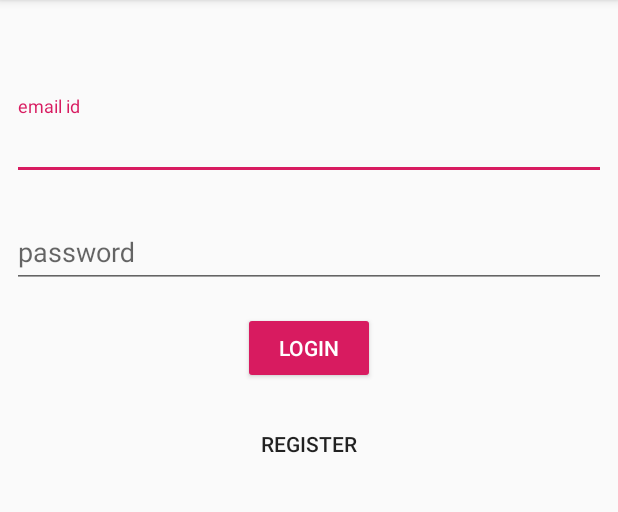
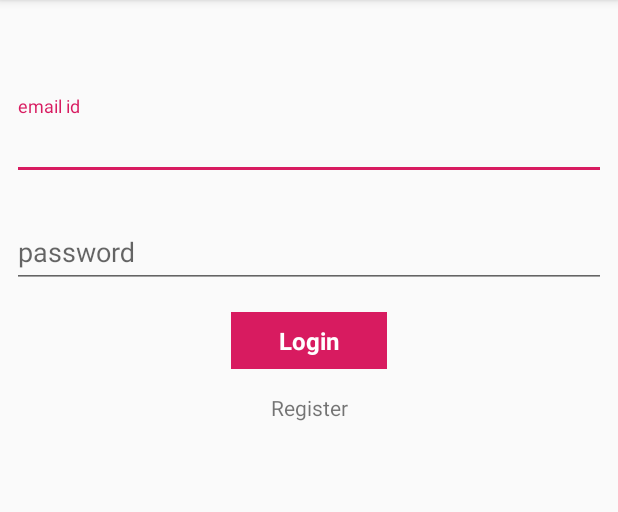
Before and after one commit to ajeshsoman2000/weather-forecast, an Android app: the screen it shows after launch (MainActivity), on a phone screen of 412 x 824 dp, the part 84-596 px from its top. Run offline under Robolectric (Android 15) with nearby library versions, the phone set to English and light mode, and no system bars; our stand-ins replace Room's generated code, data binding.

```diff
--- a/app/src/main/java/com/example/weatherforecast/view/ForecastListFragment.kt
+++ b/app/src/main/java/com/example/weatherforecast/view/ForecastListFragment.kt
@@ -23,9 +23,7 @@ import com.example.weatherforecast.utils.isNetworkConnectionAvailable
 import com.example.weatherforecast.view.adapters.WeatherForecastRecyclerViewAdapter
 import com.example.weatherforecast.viewmodel.MainViewModel
 import com.example.weatherforecast.viewmodel.ViewModelFactory
-import kotlinx.android.synthetic.main.activity_main.*
 import kotlinx.android.synthetic.main.fragment_forecast_list.*
-import kotlinx.coroutines.CoroutineScope
 import kotlinx.coroutines.Dispatchers
 import kotlinx.coroutines.launch
 import kotlinx.coroutines.withContext
--- a/app/src/main/res/layout/fragment_forecast_list.xml
+++ b/app/src/main/res/layout/fragment_forecast_list.xml
@@ -63,10 +63,10 @@
             app:layout_constraintHorizontal_bias="0.25" app:layout_constraintVertical_bias="0.048"
             android:layout_marginTop="8dp"/>
 
-    <include android:id="@+id/custom_progressbar" layout="@layout/custom_progressbar" />
-
     <FrameLayout android:id="@+id/fl_fragment_parent"
                  android:layout_width="match_parent" android:layout_height="match_parent"
                  android:visibility="visible"/>
 
+    <include layout="@layout/custom_progressbar" />
+
 </androidx.constraintlayout.widget.ConstraintLayout>
--- a/app/src/main/res/layout/fragment_login.xml
+++ b/app/src/main/res/layout/fragment_login.xml
@@ -3,8 +3,6 @@
                                                    xmlns:app="http://schemas.android.com/apk/res-auto"
                                                    android:layout_width="match_parent"
                                                    android:layout_height="match_parent">
-
-    <include layout="@layout/custom_progressbar"/>
 
     <com.google.android.material.textfield.TextInputLayout android:id="@+id/til_login_email"
                                                            android:layout_width="match_parent"
@@ -18,7 +16,8 @@
         <EditText android:id="@+id/et_login_email" android:layout_width="match_parent"
                   android:layout_height="wrap_content"
                   android:hint="email id"
-                  android:inputType="textEmailAddress"/>
+                  android:inputType="textEmailAddress"
+                  android:maxLines="1"/>
     </com.google.android.material.textfield.TextInputLayout>
 
     <com.google.android.material.textfield.TextInputLayout android:id="@+id/til_login_password"
@@ -33,18 +32,26 @@
         <EditText android:id="@+id/et_login_password" android:layout_width="match_parent"
                   android:layout_height="wrap_content"
                   android:hint="password"
-                  android:inputType="textPassword"/>
+                  android:inputType="textPassword"
+                  android:maxLines="1"/>
     </com.google.android.material.textfield.TextInputLayout>
 
-    <Button android:id="@+id/btn_login" android:layout_width="wrap_content" android:layout_height="wrap_content"
+    <TextView android:id="@+id/btn_login" android:layout_width="wrap_content" android:layout_height="wrap_content"
             app:layout_constraintTop_toBottomOf="@id/til_login_password"
             android:text="Login"
             app:layout_constraintLeft_toLeftOf="@id/til_login_email"
             app:layout_constraintRight_toRightOf="@id/til_login_email"
             android:layout_marginTop="16dp"
-            style="@style/Widget.AppCompat.Button.Colored"/>
+            android:background="@color/colorAccent"
+            android:textSize="16sp"
+            android:textStyle="bold"
+            android:textColor="@android:color/white"
+            android:paddingLeft="32dp"
+            android:paddingRight="32dp"
+            android:paddingTop="8dp"
+            android:paddingBottom="8dp"/>
 
-    <Button android:id="@+id/btn_register" android:layout_width="wrap_content" android:layout_height="wrap_content"
+    <TextView android:id="@+id/btn_register" android:layout_width="wrap_content" android:layout_height="wrap_content"
             app:layout_constraintTop_toBottomOf="@id/btn_login"
             android:text="Register"
             app:layout_constraintLeft_toLeftOf="@id/til_login_email"
@@ -52,4 +59,6 @@
             android:layout_marginTop="16dp"
             android:background="@android:color/transparent"/>
 
+    <include layout="@layout/custom_progressbar"/>
+
 </androidx.constraintlayout.widget.ConstraintLayout>
```
Also changed, not shown: app/src/main/java/com/example/weatherforecast/view/LoginFragment.kt (+9 -2 lines), app/src/main/java/com/example/weatherforecast/view/RegistrationFragment.kt (+15 -2 lines), app/src/main/res/layout/custom_progressbar.xml (+5 -5 lines), app/src/main/res/layout/fragment_registration.xml (+22 -10 lines).
